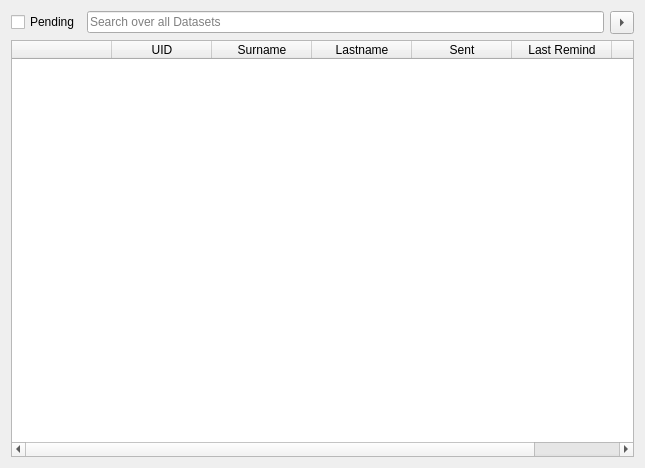
Qt form forms/sentbills.ui (LukyLuke/PiTres) before a commit.
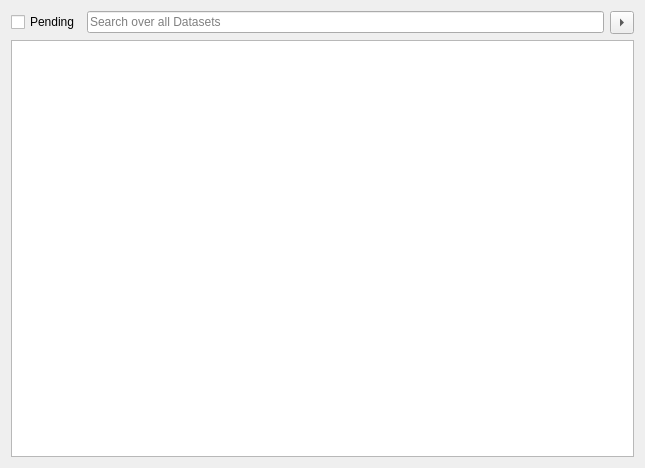
The same form after that commit.

Commit message: Show sent invoices implemented

Diff of the .ui file:
```diff
--- a/forms/sentbills.ui
+++ b/forms/sentbills.ui
@@ -52,45 +52,10 @@
     </layout>
    </item>
    <item>
-    <widget class="QTableWidget" name="tableWidget">
+    <widget class="QTableView" name="tableView">
      <property name="sortingEnabled">
       <bool>true</bool>
      </property>
-     <column>
-      <property name="text">
-       <string/>
-      </property>
-     </column>
-     <column>
-      <property name="text">
-       <string>UID</string>
-      </property>
-     </column>
-     <column>
-      <property name="text">
-       <string>Surname</string>
-      </property>
-     </column>
-     <column>
-      <property name="text">
-       <string>Lastname</string>
-      </property>
-     </column>
-     <column>
-      <property name="text">
-       <string>Sent</string>
-      </property>
-     </column>
-     <column>
-      <property name="text">
-       <string>Last Remind</string>
-      </property>
-     </column>
-     <column>
-      <property name="text">
-       <string>Functions</string>
-      </property>
-     </column>
     </widget>
    </item>
   </layout>
```
Left out of the diff: 2 changed lines with no effect on the pictures. The commit also changes 4 other files.
